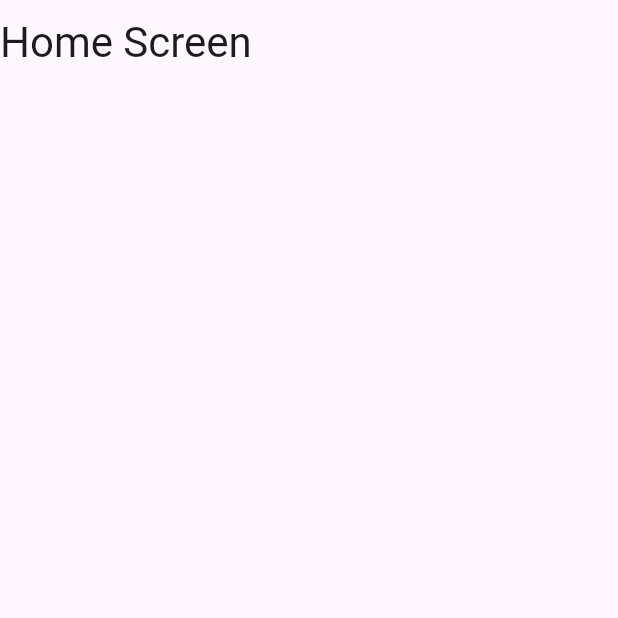
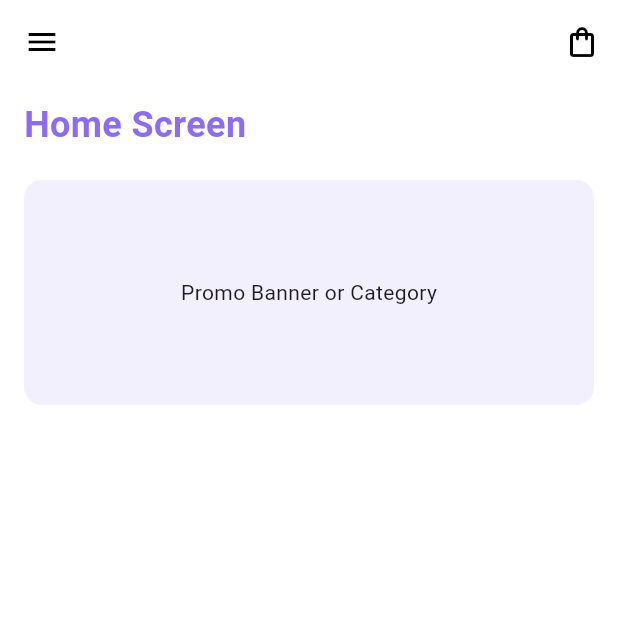
Before and after one commit to Dialawilson/clot, a Flutter app: the Home screen opened directly, on a phone screen of 412 x 824 dp, the top half of it. Run offline on Flutter 3.47's test engine with Material 3 defaults, Android fonts, the phone set to English and light mode, and no system bars.

Commit message:
working screen

```diff
--- a/lib/constants/AppColor.dart
+++ b/lib/constants/AppColor.dart
@@ -1,3 +1,4 @@
+// ignore: file_names
 import 'package:flutter/material.dart';
 class AppColor {
   AppColor._();
--- a/lib/screens/Home/Home.dart
+++ b/lib/screens/Home/Home.dart
@@ -1,20 +1,56 @@
+import 'package:clot/constants/AppColor.dart'; // Ensure this matches your file name exactly
 import 'package:flutter/material.dart';
-import 'package:flutter/widgets.dart';
 
 class Home extends StatelessWidget {
   const Home({super.key});
 
   @override
-  Widget build(BuildContext context){
+  Widget build(BuildContext context) {
     return Scaffold(
-      appBar: PreferredSize(preferredSize: const Size.fromHeight(10), child: AppBar()),
+      // We use a transparent or themed AppBar for a modern shop look
+      appBar: AppBar(
+        backgroundColor: Colors.transparent,
+        elevation: 0,
+        leading: const Icon(Icons.menu, color: Colors.black),
+        actions: [
+          IconButton(
+            onPressed: () {},
+            icon: const Icon(Icons.shopping_bag_outlined, color: Colors.black),
+          ),
+        ],
+      ),
+      backgroundColor: AppColor.backgroundColor, // Assuming you have this in constants
       body: SingleChildScrollView(
-        child: Column(
-          children: [
-            Text("Home Screen", style: Theme.of(context).textTheme.headlineMedium),
-          ],
+        child: Padding(
+          padding: const EdgeInsets.symmetric(horizontal: 16.0),
+          child: Column(
+            crossAxisAlignment: CrossAxisAlignment.start, // Aligns text to the left
+            children: [
+              const SizedBox(height: 10),
+              Text(
+                "Home Screen",
+                style: TextStyle(
+                  fontSize: 24,
+                  fontWeight: FontWeight.bold,
+                  color: AppColor.btnBackgroundColor,
+                ),
+              ),
+              const SizedBox(height: 20),
+
+              // This is where your Search Bar or Product Grid will go
+              Container(
+                height: 150,
+                width: double.infinity,
+                decoration: BoxDecoration(
+                  color: AppColor.btnBackgroundColor.withOpacity(0.1),
+                  borderRadius: BorderRadius.circular(12),
+                ),
+                child: const Center(child: Text("Promo Banner or Category")),
+              ),
+            ],
+          ),
+        ),
       ),
-      )
     );
   }
 }
```
Also changed, not shown: lib/main.dart (+7 -105 lines).
